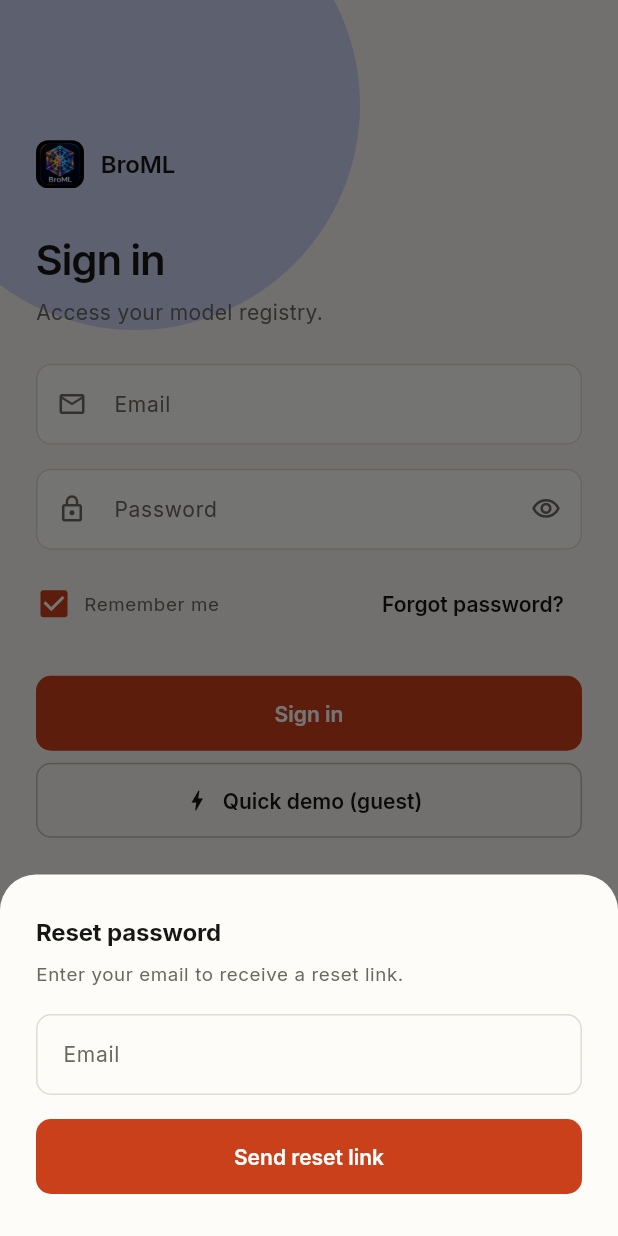
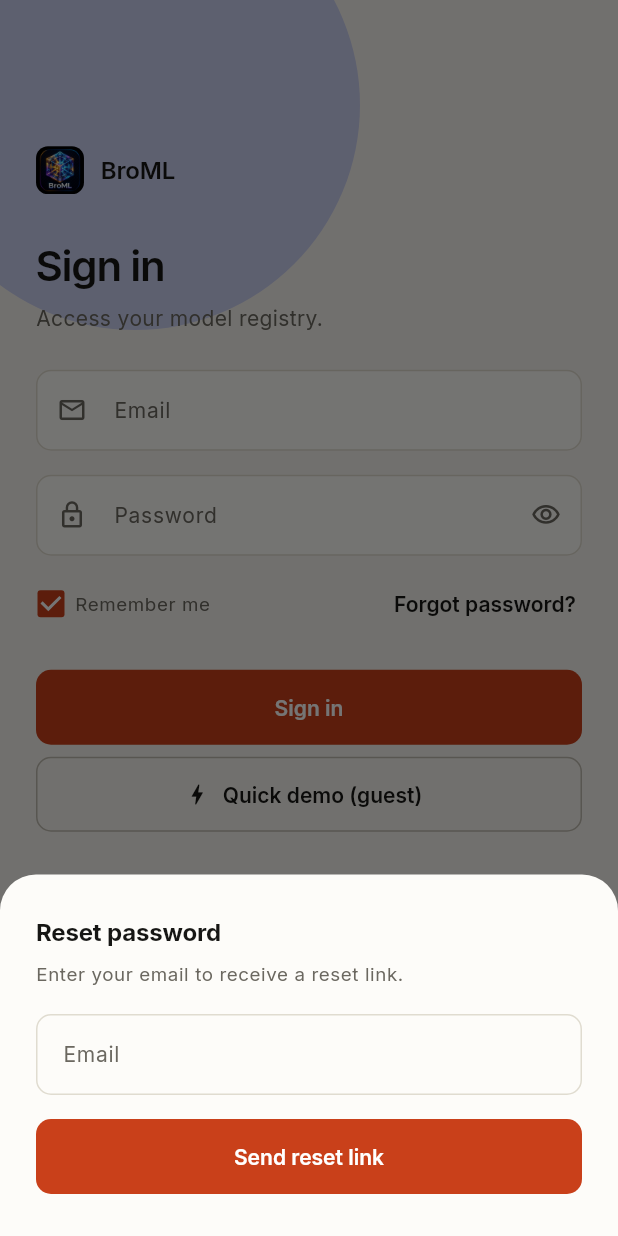
Before and after one commit to ivengexnce/AI_Model_Hub, a Flutter app: the screen it shows after launch, after a tap on "Forgot password?", on a phone screen of 412 x 824 dp. Run offline on Flutter 3.47's test engine with Material 3 defaults, Android fonts, the phone set to English and light mode, and no system bars; our stand-ins replace cached_network_image, cloud_firestore, firebase_auth, firebase_core, firebase_storage, google_fonts and 3 more; accounts and stored records are empty.

Commit message:
feat: implement login screen and authentication UI components

```diff
--- a/lib/main.dart
+++ b/lib/main.dart
@@ -26,27 +26,27 @@ void main() async {
     if (kIsWeb) {
       await Firebase.initializeApp(
         options: const FirebaseOptions(
-          apiKey: 'AIzaSyDemoKeyForModelHubOfflineMode123',
-          appId: '1:100000000000:web:1000000000000000000000',
-          messagingSenderId: '100000000000',
-          projectId: 'ai-model-hub-demo',
-          storageBucket: 'ai-model-hub-demo.appspot.com',
+          apiKey: 'AIzaSyBgfZlPIRHuEy1E9YB66zGZNhG22I8Xcbg',
+          appId: '1:640800735490:web:broml_web_placeholder',
+          messagingSenderId: '640800735490',
+          projectId: 'broml-app',
+          storageBucket: 'broml-app.firebasestorage.app',
         ),
       );
     } else {
       await Firebase.initializeApp(
         options: const FirebaseOptions(
-          apiKey: 'AIzaSyDemoKeyForModelHubOfflineMode123',
-          appId: '1:100000000000:android:1000000000000000000000',
-          messagingSenderId: '100000000000',
-          projectId: 'ai-model-hub-demo',
-          storageBucket: 'ai-model-hub-demo.appspot.com',
+          apiKey: 'AIzaSyBgfZlPIRHuEy1E9YB66zGZNhG22I8Xcbg',
+          appId: '1:640800735490:android:e5bd1d38e364882b2b821b',
+          messagingSenderId: '640800735490',
+          projectId: 'broml-app',
+          storageBucket: 'broml-app.firebasestorage.app',
         ),
       );
     }
-    debugPrint('Firebase initialised (offline demo keys).');
+    debugPrint('Firebase initialised for broml-app.');
   } catch (e) {
-    debugPrint('Firebase offline fallback mode: $e');
+    debugPrint('Firebase initialization fallback: $e');
   }
 
   runApp(const AiModelHubApp());
--- a/lib/models/ml_model.dart
+++ b/lib/models/ml_model.dart
@@ -9,6 +9,7 @@ class MlModel {
   final String description;
   final String datasetName;
   final String imageUrl;
+  final String githubUrl;
 
   MlModel({
     required this.id,
@@ -21,6 +22,7 @@ class MlModel {
     required this.description,
     required this.datasetName,
     required this.imageUrl,
+    this.githubUrl = '',
   });
 
   factory MlModel.fromJson(Map<String, dynamic> json) {
@@ -35,6 +37,7 @@ class MlModel {
       description: json['description'] ?? 'No description provided.',
       datasetName: json['datasetName'] ?? 'Custom Dataset',
       imageUrl: json['imageUrl'] ?? json['thumbnail'] ?? 'https://picsum.photos/400/300',
+      githubUrl: json['githubUrl'] ?? json['repoUrl'] ?? '',
     );
   }
 
@@ -50,6 +53,7 @@ class MlModel {
       'description': description,
       'datasetName': datasetName,
       'imageUrl': imageUrl,
+      'githubUrl': githubUrl,
     };
   }
 
@@ -64,6 +68,7 @@ class MlModel {
     String? description,
     String? datasetName,
     String? imageUrl,
+    String? githubUrl,
   }) {
     return MlModel(
       id: id ?? this.id,
@@ -76,6 +81,7 @@ class MlModel {
       description: description ?? this.description,
       datasetName: datasetName ?? this.datasetName,
       imageUrl: imageUrl ?? this.imageUrl,
+      githubUrl: githubUrl ?? this.githubUrl,
     );
   }
 }
--- a/lib/providers/model_provider.dart
+++ b/lib/providers/model_provider.dart
@@ -88,6 +88,7 @@ class ModelProvider with ChangeNotifier {
     required String version,
     required String description,
     required String datasetName,
+    String githubUrl = '',
     XFile? imageFile,
   }) async {
     _isLoading = true;
@@ -114,6 +115,7 @@ class ModelProvider with ChangeNotifier {
         description: description,
         datasetName: datasetName,
         imageUrl: imageUrl,
+        githubUrl: githubUrl,
       );
 
       // Save to Cloud Firestore if connected
@@ -147,6 +149,7 @@ class ModelProvider with ChangeNotifier {
     required String version,
     required String description,
     required String datasetName,
+    String? githubUrl,
     XFile? newImageFile,
   }) async {
     _isLoading = true;
@@ -172,6 +175,7 @@ class ModelProvider with ChangeNotifier {
         description: description,
         datasetName: datasetName,
         imageUrl: imageUrl,
+        githubUrl: githubUrl ?? existingModel.githubUrl,
       );
 
       // Update in Cloud Firestore if connected
--- a/lib/screens/github_browser_screen.dart
+++ b/lib/screens/github_browser_screen.dart
@@ -178,7 +178,7 @@ class _GithubBrowserScreenState extends State<GithubBrowserScreen> {
                   child: ListView.separated(
                     scrollDirection: Axis.horizontal,
                     itemCount: _categories.length,
-                    separatorBuilder: (_, __) => const SizedBox(width: 8),
+                    separatorBuilder: (_, _) => const SizedBox(width: 8),
                     itemBuilder: (context, index) {
                       final cat = _categories[index];
                       final isSelected = cat == _selectedCategory;
@@ -300,7 +300,7 @@ class _GithubBrowserScreenState extends State<GithubBrowserScreen> {
                     width: 42,
                     height: 42,
                     fit: BoxFit.cover,
-                    placeholder: (_, __) => Container(color: Colors.grey[800]),
+                    placeholder: (_, _) => Container(color: Colors.grey[800]),
                     errorWidget: (context, url, error) => Container(
                       color: Colors.indigo,
                       child: const Icon(Icons.code, color: Colors.white, size: 20),
--- a/lib/screens/login_screen.dart
+++ b/lib/screens/login_screen.dart
@@ -177,27 +177,41 @@ class _LoginScreenState extends State<LoginScreen>
                         Row(
                           mainAxisAlignment: MainAxisAlignment.spaceBetween,
                           children: [
-                            Row(
+                            Flexible(
+                              child: InkWell(
+                                onTap: () => setState(() => _rememberMe = !_rememberMe),
+                                borderRadius: BorderRadius.circular(4),
+                                child: Row(
+                                  mainAxisSize: MainAxisSize.min,
                                   children: [
                                     SizedBox(
-                                  height: 24,
-                                  width: 24,
+                                      height: 20,
+                                      width: 20,
                                       child: Checkbox(
                                         value: _rememberMe,
                                         onChanged: (v) =>
                                             setState(() => _rememberMe = v ?? true),
                                       ),
                                     ),
-                                const SizedBox(width: 8),
-                                Text(
+                                    const SizedBox(width: 6),
+                                    Flexible(
+                                      child: Text(
                                         'Remember me',
                                         style: t.bodySmall?.copyWith(
                                           color: c.onSurfaceVariant,
                                         ),
+                                        overflow: TextOverflow.ellipsis,
+                                      ),
                                     ),
                                   ],
                                 ),
+                              ),
+                            ),
                             TextButton(
+                              style: TextButton.styleFrom(
+                                visualDensity: VisualDensity.compact,
+                                padding: const EdgeInsets.symmetric(horizontal: 4),
+                              ),
                               onPressed: () => _showForgotPassword(context),
                               child: const Text('Forgot password?'),
                             ),
--- a/lib/screens/model_list_screen.dart
+++ b/lib/screens/model_list_screen.dart
@@ -4,7 +4,6 @@ import 'package:provider/provider.dart';
 import '../models/ml_model.dart';
 import '../providers/auth_provider.dart';
 import '../providers/model_provider.dart';
-import '../theme/app_theme.dart';
 import '../widgets/common_widgets.dart';
 import '../widgets/model_card.dart';
 import 'add_edit_model_screen.dart';
@@ -108,7 +107,7 @@ class _ModelListScreenState extends State<ModelListScreen> {
         padding: EdgeInsets.fromLTRB(gutter, Space.lg, gutter, 96),
         sliver: SliverList.separated(
           itemCount: items.length,
-          separatorBuilder: (_, __) => const SizedBox(height: Space.md),
+          separatorBuilder: (_, _) => const SizedBox(height: Space.md),
           itemBuilder: (_, i) => ModelCard(
             key: ValueKey(items[i].id),
             model: items[i],
@@ -201,7 +200,7 @@ class _ModelListScreenState extends State<ModelListScreen> {
                     scrollDirection: Axis.horizontal,
                     padding: EdgeInsets.symmetric(horizontal: gutter),
                     itemCount: p.categories.length,
-                    separatorBuilder: (_, __) =>
+                    separatorBuilder: (_, _) =>
                         const SizedBox(width: Space.sm),
                     itemBuilder: (_, i) {
                       final cat = p.categories[i];
--- a/lib/services/github_service.dart
+++ b/lib/services/github_service.dart
@@ -108,6 +108,7 @@ class GithubRepo {
       description: description,
       datasetName: 'GitHub: $fullName',
       imageUrl: ownerAvatarUrl.isNotEmpty ? ownerAvatarUrl : 'https://picsum.photos/seed/$name/600/400',
+      githubUrl: htmlUrl,
     );
   }
 }
--- a/lib/widgets/auth_shell.dart
+++ b/lib/widgets/auth_shell.dart
@@ -1,6 +1,5 @@
 import 'package:flutter/material.dart';
 
-import '../theme/app_theme.dart';
 import 'common_widgets.dart';
 
 class AuthShell extends StatelessWidget {
@@ -26,7 +25,7 @@ class AuthShell extends StatelessWidget {
       appBar: Navigator.canPop(context) ? AppBar() : null,
       body: Stack(
         children: [
-          if (backgroundDecoration != null) ...backgroundDecoration!,
+          ...?backgroundDecoration,
           SafeArea(
         child: Center(
           child: SingleChildScrollView(
@@ -54,8 +53,10 @@ class AuthShell extends StatelessWidget {
               ),
             ),
           ),
-        ],
+        ),
       ),
-    );
+    ],
+  ),
+);
   }
 }
--- a/lib/widgets/model_image.dart
+++ b/lib/widgets/model_image.dart
@@ -34,9 +34,9 @@ class ModelImage extends StatelessWidget {
                 fit: BoxFit.cover,
                 memCacheWidth: memCacheWidth,
                 fadeInDuration: const Duration(milliseconds: 150),
-                placeholder: (_, __) =>
+                placeholder: (_, _) =>
                     ColoredBox(color: c.surfaceContainerHigh),
-                errorWidget: (_, __, ___) => fallback,
+                errorWidget: (_, _, _) => fallback,
               ),
       ),
     );
```
Also changed, not shown: lib/screens/add_edit_model_screen.dart (+16 -1 lines), lib/screens/model_detail_screen.dart (+21 -1 lines), 2 other files. Lines whose indentation alone changed are shown as unchanged.
